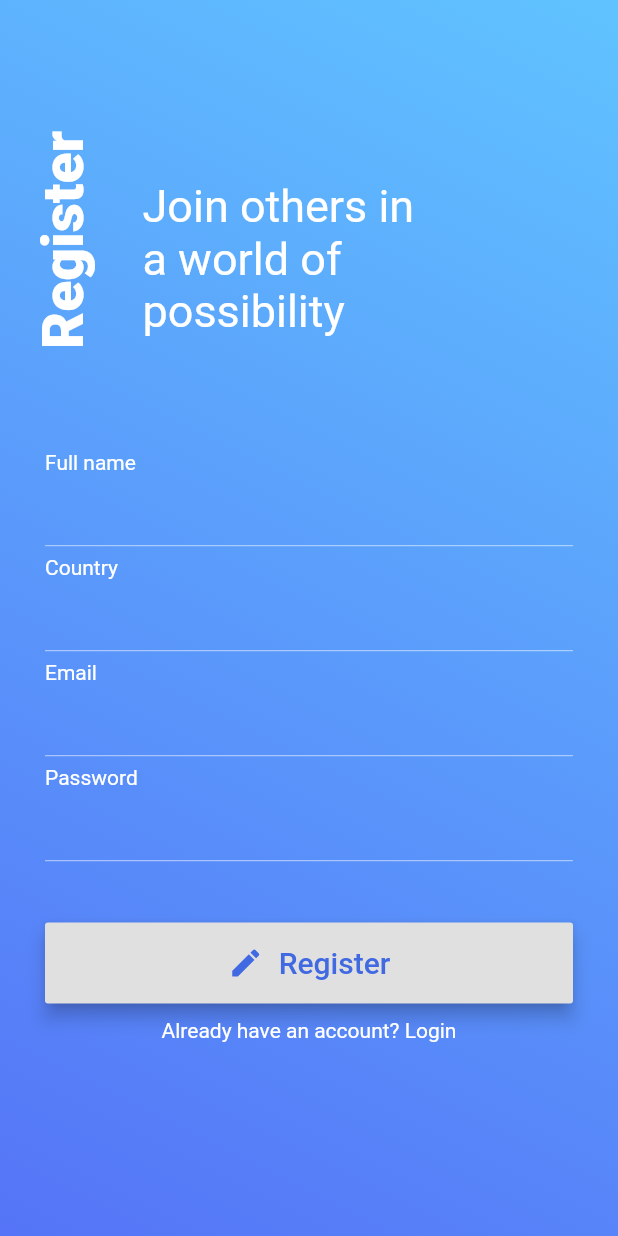
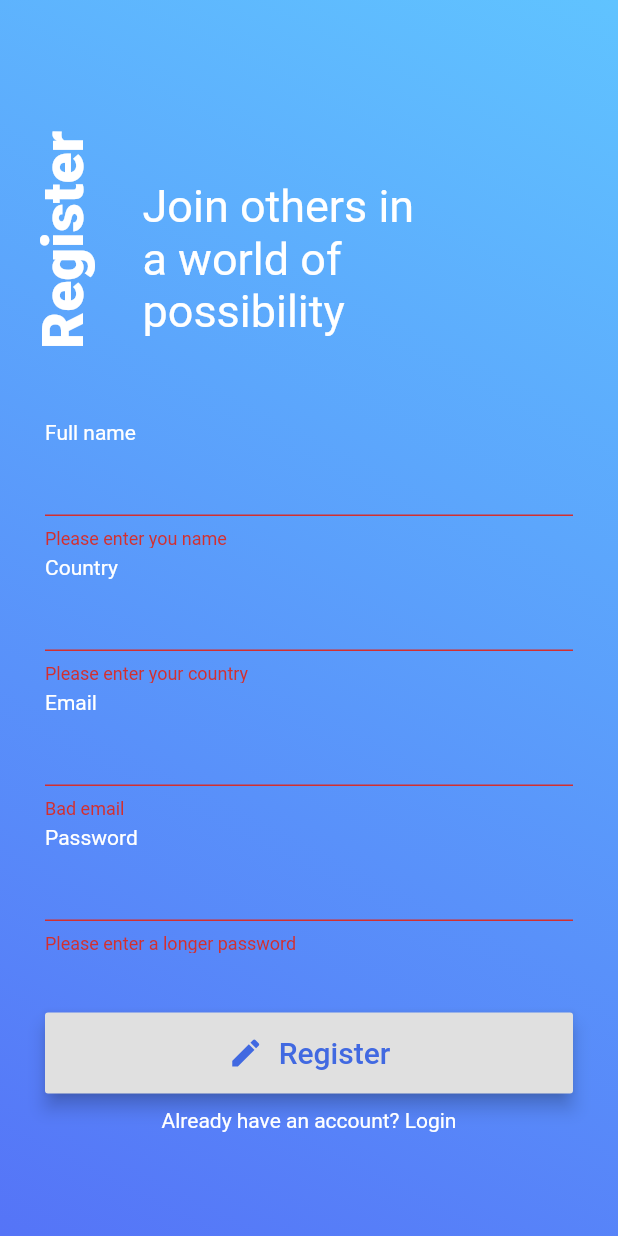
Before and after one commit to nibraaska/Focus, a Flutter app: the screen it shows after launch, after a tap on "Register", on a phone screen of 412 x 824 dp. Run offline on Flutter 3.47's test engine with Material 2 defaults, Android fonts, the phone set to English and light mode, and no system bars; our stand-ins replace firebase_auth; accounts and stored records are empty.

Commit message:
Got register working

```diff
--- a/lib/screens/authentication/register.dart
+++ b/lib/screens/authentication/register.dart
@@ -3,6 +3,7 @@ import 'package:focusv1/contants/colors.dart';
 import 'package:focusv1/screens/authentication/shared/constants.dart';
 import 'package:focusv1/screens/authentication/widgets/horizontalText.dart';
 import 'package:focusv1/screens/authentication/widgets/verticalText.dart';
+import 'package:focusv1/services/auth.dart';
 
 class Register extends StatefulWidget {
   @override
@@ -10,6 +11,10 @@ class Register extends StatefulWidget {
 }
 
 class _RegisterState extends State<Register> {
+
+  final _formKey = GlobalKey<FormState>();
+  String name, country, email, password;
+
   @override
   Widget build(BuildContext context) {
     return Scaffold(
@@ -20,6 +25,8 @@ class _RegisterState extends State<Register> {
               end: Alignment.bottomLeft,
               colors: [gradient1, gradient2]),
         ),
+        child: Form(
+          key: _formKey,
           child: ListView(
             children: <Widget>[
               Row(children: <Widget>[
@@ -27,9 +34,9 @@ class _RegisterState extends State<Register> {
                 HorizontalText(type: 1),
               ]),
               Padding(
-              padding: const EdgeInsets.fromLTRB(30, 40, 30, 0),
+                padding: const EdgeInsets.fromLTRB(30, 20, 30, 0),
                 child: Container(
-                height: 65,
+                  height: 85,
                   width: MediaQuery.of(context).size.width,
                   child: ListView(
                     physics: const NeverScrollableScrollPhysics(),
@@ -41,6 +48,15 @@ class _RegisterState extends State<Register> {
                         ),
                       ),
                       TextFormField(
+                        validator: (val) {
+                          if(val.length < 5){
+                            return 'Please enter you name';
+                          }
+                          setState(() {
+                            name = val;
+                          });
+                          return null;
+                        },
                         style: TextStyle(
                           color: Colors.white
                         ),
@@ -53,7 +69,7 @@ class _RegisterState extends State<Register> {
               Padding(
                 padding: const EdgeInsets.fromLTRB(30, 5, 30, 0),
                 child: Container(
-                height: 65,
+                  height: 85,
                   width: MediaQuery.of(context).size.width,
                   child: ListView(
                     physics: const NeverScrollableScrollPhysics(),
@@ -65,6 +81,15 @@ class _RegisterState extends State<Register> {
                         ),
                       ),
                       TextFormField(
+                        validator: (val) {
+                          if(val.length < 5){
+                            return 'Please enter your country';
+                          }
+                          setState(() {
+                            country = val;
+                          });
+                          return null;
+                        },
                         style: TextStyle(
                             color: Colors.white
                         ),
@@ -77,7 +102,7 @@ class _RegisterState extends State<Register> {
               Padding(
                 padding: const EdgeInsets.fromLTRB(30, 5, 30, 0),
                 child: Container(
-                height: 65,
+                  height: 85,
                   width: MediaQuery.of(context).size.width,
                   child: ListView(
                     physics: const NeverScrollableScrollPhysics(),
@@ -89,6 +114,16 @@ class _RegisterState extends State<Register> {
                         ),
                       ),
                       TextFormField(
+                        validator: (val) {
+                          if (RegExp(r"^[a-zA-Z0-9.a-zA-Z0-9.!#$%&'*+-/=?^_`{|}~]+@[a-zA-Z0-9]+\.[a-zA-Z]+").hasMatch(val)){
+                            setState(() {
+                              email = val;
+                            });
+                            return null;
+                          } else {
+                            return 'Bad email';
+                          }
+                        },
                         style: TextStyle(
                             color: Colors.white
                         ),
@@ -101,7 +136,7 @@ class _RegisterState extends State<Register> {
               Padding(
                 padding: const EdgeInsets.fromLTRB(30, 5, 30, 0),
                 child: Container(
-                height: 65,
+                  height: 85,
                   width: MediaQuery.of(context).size.width,
                   child: ListView(
                     physics: const NeverScrollableScrollPhysics(),
@@ -113,6 +148,16 @@ class _RegisterState extends State<Register> {
                         ),
                       ),
                       TextFormField(
+                        obscureText: true,
+                        validator: (val) {
+                          if(val.length < 6){
+                            return 'Please enter a longer password';
+                          }
+                          setState(() {
+                            password = val;
+                          });
+                          return null;
+                        },
                         style: TextStyle(
                             color: Colors.white
                         ),
@@ -126,7 +171,11 @@ class _RegisterState extends State<Register> {
                 padding: const EdgeInsets.fromLTRB(30, 40, 30, 0),
                 child: RaisedButton(
                   padding: const EdgeInsets.fromLTRB(0, 15, 0, 15),
-                onPressed: () => {},
+                  onPressed: () async {
+                    if(_formKey.currentState.validate()){
+                      await AuthService().registerWithEmailAndPassword(email, password);
+                    }
+                  },
                   elevation: 5.0,
                   child: Row(
                     mainAxisAlignment: MainAxisAlignment.center,
@@ -161,6 +210,7 @@ class _RegisterState extends State<Register> {
             ],
           ),
         ),
+      ),
     );
   }
 }
--- a/pubspec.yaml
+++ b/pubspec.yaml
@@ -14,7 +14,7 @@ description: App for students
 version: 1.0.0+1
 
 environment:
-  sdk: ">=2.1.0 <3.0.0"
+  sdk: ">=2.2.0 <3.0.0"
 
 dependencies:
   flutter:
```
Also changed, not shown: 2 other files. Lines whose indentation alone changed are shown as unchanged.
